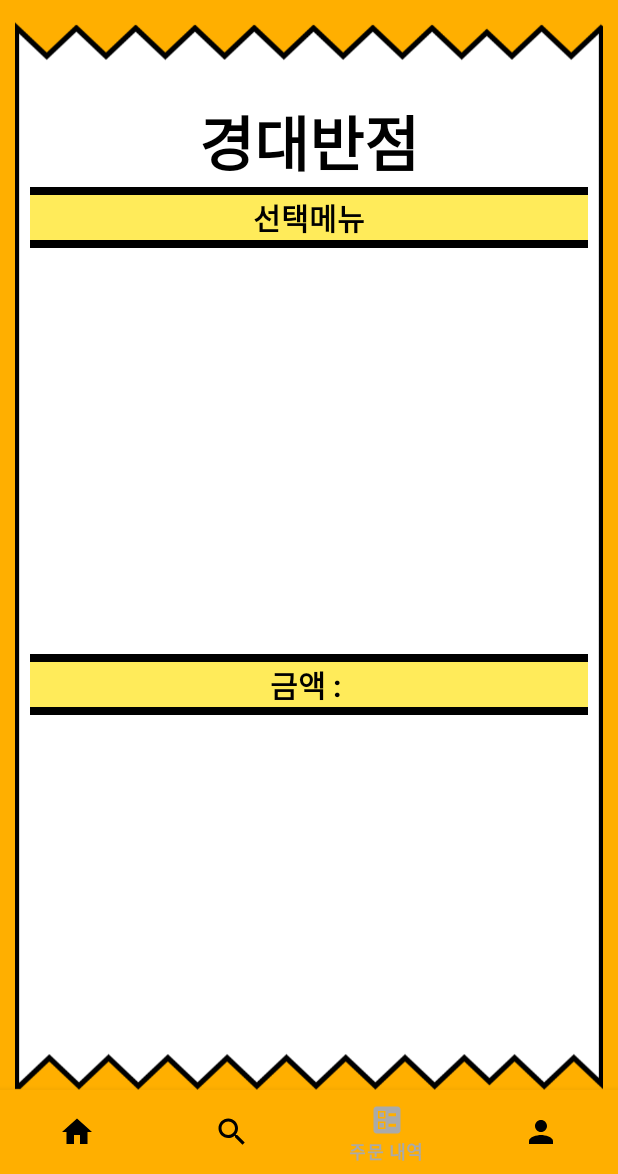
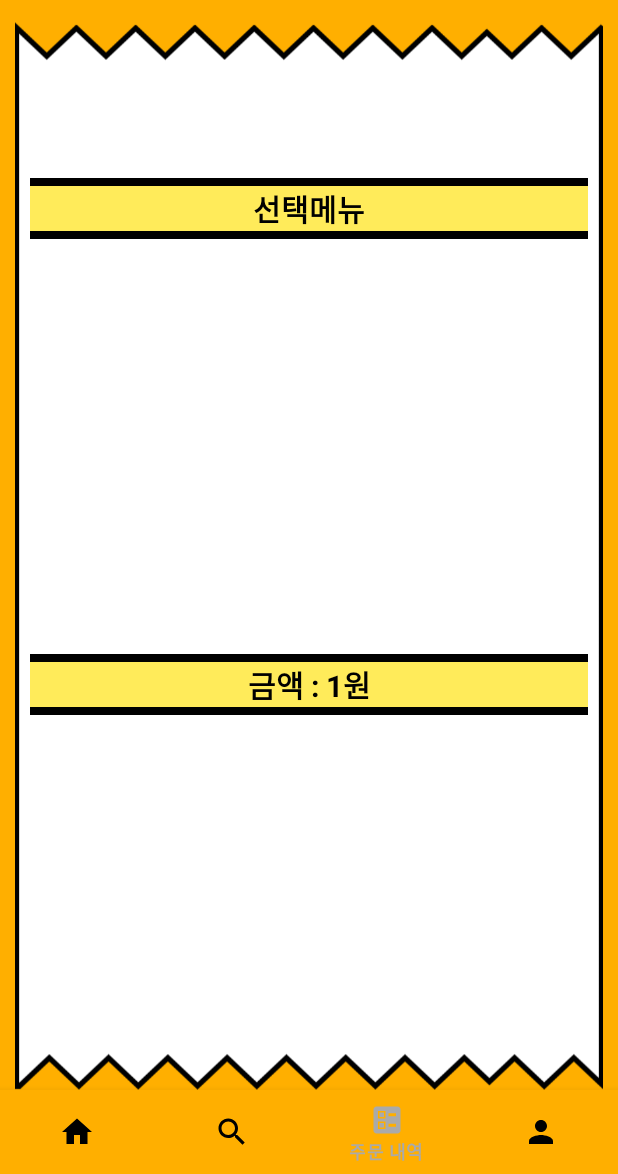
Before and after one commit to Team-sikiGO/User, an Android app: the Order screen opened directly, with no data from a screen before it, on a phone screen of 412 x 824 dp, the part 62-1236 px from its top. Run offline under Robolectric (Android 15) with nearby library versions, the phone set to English and light mode, and no system bars; 1 statement that could not run was skipped.

Commit message:
주문내역 금액 / 음식점 이름 추가

```diff
--- a/app/src/main/java/com/example/user/Order.java
+++ b/app/src/main/java/com/example/user/Order.java
@@ -3,6 +3,7 @@ package com.example.user;
 import android.content.Intent;
 import android.graphics.Bitmap;
 import android.os.Bundle;
+import android.util.Log;
 import android.view.Menu;
 import android.view.MenuInflater;
 import android.view.MenuItem;
@@ -25,6 +26,8 @@ public class Order extends AppCompatActivity {
     private ImageView img;
     private TextView txt;
     private String menu;
+    private int price;
+    private String resName;
 
     @Override
     protected void onCreate(Bundle savedInstanceState) {
@@ -38,6 +41,17 @@ public class Order extends AppCompatActivity {
 
         // QR code set to ImageView
         Intent intent = getIntent();
+        price = intent.getIntExtra("totalPrice", 1);
+        Log.i("test", "test2 : "+ price);
+        resName = intent.getStringExtra("resName");
+
+        TextView ResName = (TextView)findViewById(R.id.restaurant_name);
+        ResName.setText(resName);
+
+        TextView prc = (TextView)findViewById(R.id.price);
+        Log.i("test", "test : "+ price);
+        prc.setText("금액 : " + price + "원");
+
         qr = (Bitmap) intent.getParcelableExtra("qrcode");
         menu = (String) intent.getStringExtra("menu");
 
--- a/app/src/main/res/layout/activity_food_list.xml
+++ b/app/src/main/res/layout/activity_food_list.xml
@@ -65,7 +65,7 @@
             android:layout_width="200dp"
             android:layout_height="40dp"
             android:layout_marginRight="50dp"
-            android:text="Total_price"
+            android:text="가격 : 0원"
             android:textColor="@color/black"
             android:gravity="center_vertical"
             android:textStyle="bold"
--- a/app/src/main/res/layout/activity_order.xml
+++ b/app/src/main/res/layout/activity_order.xml
@@ -37,7 +37,7 @@
             android:layout_height="wrap_content"
             android:layout_marginTop="50dp"
             android:gravity="center"
-            android:text="경대반점"
+            android:text="OOOO"
             android:textColor="@color/black"
             android:textSize="40sp"
             android:textStyle="bold"
@@ -100,6 +100,7 @@
             android:background="@color/black"></LinearLayout>
 
         <TextView
+            android:id="@+id/price"
             android:layout_width="match_parent"
             android:layout_height="wrap_content"
             android:layout_gravity="center"
--- a/app/src/main/res/layout/activity_restaurant.xml
+++ b/app/src/main/res/layout/activity_restaurant.xml
@@ -13,7 +13,7 @@ android:background="@color/white">
     <ListView
         android:id="@+id/res_list"
         android:layout_width="match_parent"
-        android:layout_height="200dp"
+        android:layout_height="match_parent"
         android:layout_below="@+id/toolbar"></ListView>
 
 <!--    <LinearLayout-->
```
Also changed, not shown: app/src/main/java/com/example/user/food_list.java (+36 -32 lines).
